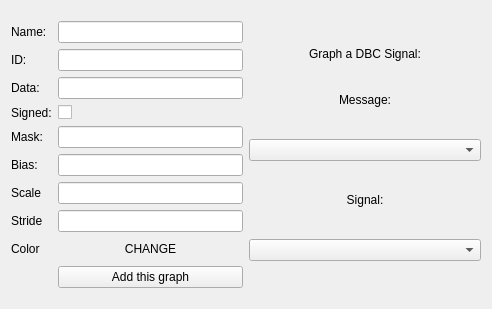
collin80/SavvyCAN, file newgraphdialog.ui: the form before one commit.
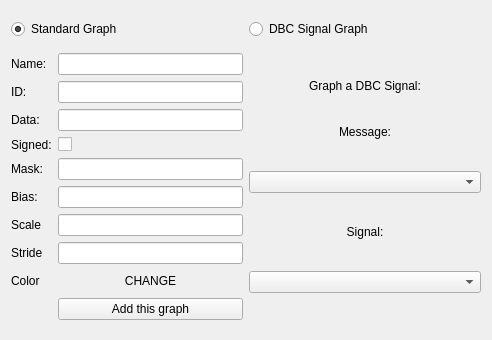
The form after the commit.

Commit message: First pass of adding direct DBC signal support to the graphing window. It mostly works now but there are several little pieces still to do.

```diff
--- a/newgraphdialog.ui
+++ b/newgraphdialog.ui
@@ -7,13 +7,37 @@
     <x>0</x>
     <y>0</y>
     <width>492</width>
-    <height>309</height>
+    <height>340</height>
    </rect>
   </property>
   <property name="windowTitle">
    <string>Graph Settings</string>
   </property>
   <layout class="QVBoxLayout" name="verticalLayout">
+   <item>
+    <layout class="QHBoxLayout" name="horizontalLayout_2">
+     <item>
+      <widget class="QRadioButton" name="rbStandardGraph">
+       <property name="text">
+        <string>Standard Graph</string>
+       </property>
+       <property name="checked">
+        <bool>true</bool>
+       </property>
+      </widget>
+     </item>
+     <item>
+      <widget class="QRadioButton" name="rbSignalGraph">
+       <property name="text">
+        <string>DBC Signal Graph</string>
+       </property>
+       <property name="checked">
+        <bool>false</bool>
+       </property>
+      </widget>
+     </item>
+    </layout>
+   </item>
    <item>
     <layout class="QHBoxLayout" name="horizontalLayout" stretch="1,1">
      <item>
```
The commit also changes 6 other files.
